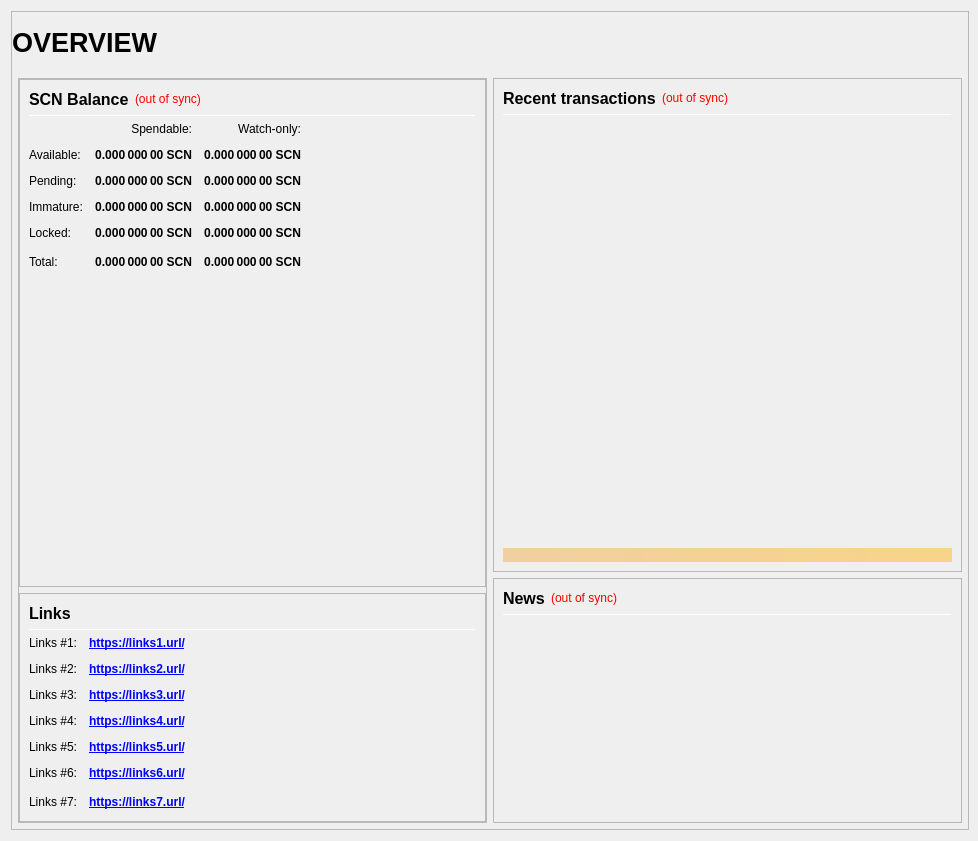
securecloudnet/SecureCloud, file src/qt/forms/overviewpage.ui: the form before one commit.
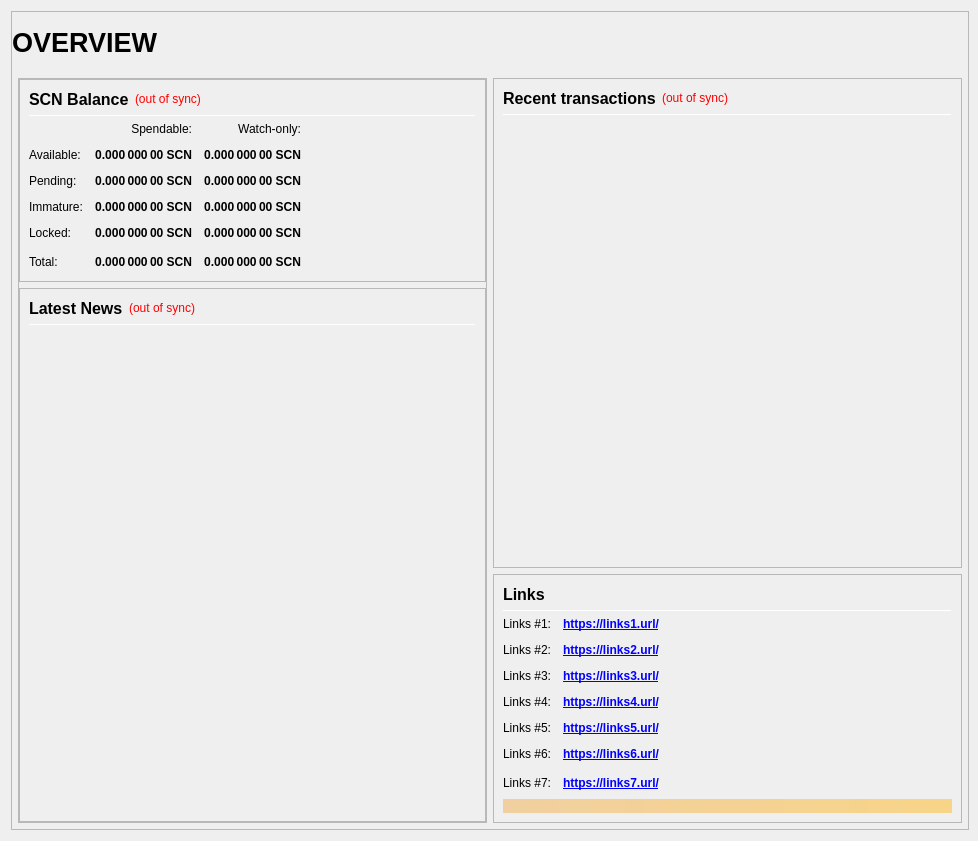
The form after the commit.

The edit to the form file:
```diff
--- a/src/qt/forms/overviewpage.ui
+++ b/src/qt/forms/overviewpage.ui
@@ -10,6 +10,12 @@
     <height>841</height>
    </rect>
   </property>
+  <property name="sizePolicy">
+   <sizepolicy hsizetype="Maximum" vsizetype="Maximum">
+    <horstretch>0</horstretch>
+    <verstretch>0</verstretch>
+   </sizepolicy>
+  </property>
   <property name="minimumSize">
    <size>
     <width>960</width>
@@ -43,7 +49,7 @@
      <property name="frameShadow">
       <enum>QFrame::Raised</enum>
      </property>
-     <layout class="QVBoxLayout" name="verticalLayout_3" stretch="1">
+     <layout class="QVBoxLayout" name="verticalLayout_1" stretch="1">
       <property name="leftMargin">
        <number>0</number>
       </property>
@@ -221,7 +227,7 @@
                     <property name="frameShadow">
                      <enum>QFrame::Raised</enum>
                     </property>
-                    <layout class="QVBoxLayout" name="verticalLayout_4">
+                    <layout class="QVBoxLayout" name="verticalLayout_2">
                      <item>
                       <layout class="QHBoxLayout" name="horizontalLayout_4">
                        <item>
@@ -264,7 +270,7 @@
                         </widget>
                        </item>
                        <item>
-                        <spacer name="horizontalSpacer_3">
+                        <spacer name="horizontalSpacer_Balance_1">
                          <property name="orientation">
                           <enum>Qt::Horizontal</enum>
                          </property>
@@ -614,7 +620,7 @@
                         </widget>
                        </item>
                        <item row="5" column="3">
-                        <spacer name="horizontalSpacer_9">
+                        <spacer name="horizontalSpacer_Balance_2">
                          <property name="orientation">
                           <enum>Qt::Horizontal</enum>
                          </property>
@@ -628,11 +634,275 @@
                        </item>
                       </layout>
                      </item>
+                    </layout>
+                   </widget>
+                  </item>
                      <item>
-                      <spacer name="verticalSpacer_1">
+                   <widget class="QFrame" name="frame_News">
+                    <property name="minimumSize">
+                     <size>
+                      <width>0</width>
+                      <height>0</height>
+                     </size>
+                    </property>
+                    <property name="frameShape">
+                     <enum>QFrame::StyledPanel</enum>
+                    </property>
+                    <property name="frameShadow">
+                     <enum>QFrame::Raised</enum>
+                    </property>
+                    <layout class="QVBoxLayout" name="verticalLayout_3" stretch="0,0,0">
+                     <item>
+                      <layout class="QHBoxLayout" name="horizontalLayout_News">
+                       <item>
+                        <widget class="QLabel" name="labelNews">
+                         <property name="minimumSize">
+                          <size>
+                           <width>0</width>
+                           <height>20</height>
+                          </size>
+                         </property>
+                         <property name="font">
+                          <font>
+                           <pointsize>12</pointsize>
+                           <weight>75</weight>
+                           <bold>true</bold>
+                          </font>
+                         </property>
+                         <property name="text">
+                          <string>Latest News</string>
+                         </property>
+                        </widget>
+                       </item>
+                       <item>
+                        <widget class="QLabel" name="labelNewsStatus">
+                         <property name="cursor">
+                          <cursorShape>WhatsThisCursor</cursorShape>
+                         </property>
+                         <property name="toolTip">
+                          <string>The displayed information may be out of date. Your wallet automatically synchronizes with the SCN network after a connection is established, but this process has not completed yet.</string>
+                         </property>
+                         <property name="styleSheet">
+                          <string notr="true">QLabel { color: red; }</string>
+                         </property>
+                         <property name="text">
+                          <string notr="true">(out of sync)</string>
+                         </property>
+                         <property name="alignment">
+                          <set>Qt::AlignRight|Qt::AlignTrailing|Qt::AlignVCenter</set>
+                         </property>
+                        </widget>
+                       </item>
+                       <item>
+                        <spacer name="horizontalSpacer_Balance_3">
+                         <property name="orientation">
+                          <enum>Qt::Horizontal</enum>
+                         </property>
+                         <property name="sizeHint" stdset="0">
+                          <size>
+                           <width>40</width>
+                           <height>20</height>
+                          </size>
+                         </property>
+                        </spacer>
+                       </item>
+                      </layout>
+                     </item>
+                     <item>
+                      <widget class="Line" name="line_News">
+                       <property name="minimumSize">
+                        <size>
+                         <width>0</width>
+                         <height>1</height>
+                        </size>
+                       </property>
+                       <property name="maximumSize">
+                        <size>
+                         <width>16777215</width>
+                         <height>1</height>
+                        </size>
+                       </property>
+                       <property name="orientation">
+                        <enum>Qt::Horizontal</enum>
+                       </property>
+                      </widget>
+                     </item>
+                     <item>
+                      <widget class="QListView" name="listNews">
+                       <property name="sizePolicy">
+                        <sizepolicy hsizetype="Expanding" vsizetype="Expanding">
+                         <horstretch>0</horstretch>
+                         <verstretch>0</verstretch>
+                        </sizepolicy>
+                       </property>
+                       <property name="minimumSize">
+                        <size>
+                         <width>0</width>
+                         <height>0</height>
+                        </size>
+                       </property>
+                       <property name="sizeIncrement">
+                        <size>
+                         <width>0</width>
+                         <height>0</height>
+                        </size>
+                       </property>
+                       <property name="styleSheet">
+                        <string notr="true">QListView { background: transparent; }</string>
+                       </property>
+                       <property name="frameShape">
+                        <enum>QFrame::NoFrame</enum>
+                       </property>
+                       <property name="verticalScrollBarPolicy">
+                        <enum>Qt::ScrollBarAsNeeded</enum>
+                       </property>
+                       <property name="horizontalScrollBarPolicy">
+                        <enum>Qt::ScrollBarAsNeeded</enum>
+                       </property>
+                       <property name="selectionMode">
+                        <enum>QAbstractItemView::SingleSelection</enum>
+                       </property>
+                       <property name="selectionBehavior">
+                        <enum>QAbstractItemView::SelectRows</enum>
+                       </property>
+                       <property name="verticalScrollMode">
+                        <enum>QAbstractItemView::ScrollPerItem</enum>
+                       </property>
+                      </widget>
+                     </item>
+                    </layout>
+                   </widget>
+                  </item>
+                 </layout>
+                </widget>
+               </item>
+              </layout>
+             </item>
+             <item>
+              <layout class="QVBoxLayout" name="verticalLayout_right" stretch="1,0">
+               <item>
+                <widget class="QFrame" name="frame_RecentTransactions">
+                 <property name="minimumSize">
+                  <size>
+                   <width>0</width>
+                   <height>0</height>
+                  </size>
+                 </property>
+                 <property name="frameShape">
+                  <enum>QFrame::StyledPanel</enum>
+                 </property>
+                 <property name="frameShadow">
+                  <enum>QFrame::Raised</enum>
+                 </property>
+                 <layout class="QVBoxLayout" name="verticalLayout_4" stretch="0,0,0,0">
+                  <item>
+                   <layout class="QHBoxLayout" name="horizontalLayout_2">
+                    <item>
+                     <widget class="QLabel" name="label_4">
+                      <property name="minimumSize">
+                       <size>
+                        <width>0</width>
+                        <height>20</height>
+                       </size>
+                      </property>
+                      <property name="font">
+                       <font>
+                        <pointsize>12</pointsize>
+                        <weight>75</weight>
+                        <bold>true</bold>
+                       </font>
+                      </property>
+                      <property name="text">
+                       <string>Recent transactions</string>
+                      </property>
+                     </widget>
+                    </item>
+                    <item>
+                     <widget class="QLabel" name="labelTransactionsStatus">
+                      <property name="cursor">
+                       <cursorShape>WhatsThisCursor</cursorShape>
+                      </property>
+                      <property name="toolTip">
+                       <string>The displayed information may be out of date. Your wallet automatically synchronizes with the SCN network after a connection is established, but this process has not completed yet.</string>
+                      </property>
+                      <property name="styleSheet">
+                       <string notr="true">QLabel { color: red; }</string>
+                      </property>
+                      <property name="text">
+                       <string notr="true">(out of sync)</string>
+                      </property>
+                      <property name="alignment">
+                       <set>Qt::AlignRight|Qt::AlignTrailing|Qt::AlignVCenter</set>
+                      </property>
+                     </widget>
+                    </item>
+                    <item>
+                     <spacer name="horizontalSpacer_Transaction">
+                      <property name="orientation">
+                       <enum>Qt::Horizontal</enum>
+                      </property>
+                      <property name="sizeHint" stdset="0">
+                       <size>
+                        <width>40</width>
+                        <height>20</height>
+                       </size>
+                      </property>
+                     </spacer>
+                    </item>
+                   </layout>
+                  </item>
+                  <item>
+                   <widget class="Line" name="line_Transactions">
+                    <property name="minimumSize">
+                     <size>
+                      <width>0</width>
+                      <height>1</height>
+                     </size>
+                    </property>
+                    <property name="maximumSize">
+                     <size>
+                      <width>16777215</width>
+                      <height>1</height>
+                     </size>
+                    </property>
+                    <property name="orientation">
+                     <enum>Qt::Horizontal</enum>
+                    </property>
+                   </widget>
+                  </item>
+                  <item>
+                   <widget class="QListView" name="listTransactions">
+                    <property name="minimumSize">
+                     <size>
+                      <width>0</width>
+                      <height>0</height>
+                     </size>
+                    </property>
+                    <property name="styleSheet">
+                     <string notr="true">QListView { background: transparent; }</string>
+                    </property>
+                    <property name="frameShape">
+                     <enum>QFrame::NoFrame</enum>
+                    </property>
+                    <property name="verticalScrollBarPolicy">
+                     <enum>Qt::ScrollBarAlwaysOff</enum>
+                    </property>
+                    <property name="horizontalScrollBarPolicy">
+                     <enum>Qt::ScrollBarAlwaysOff</enum>
+                    </property>
+                    <property name="selectionMode">
+                     <enum>QAbstractItemView::NoSelection</enum>
+                    </property>
+                   </widget>
+                  </item>
+                  <item>
+                   <spacer name="verticalSpacer_2">
                        <property name="orientation">
                         <enum>Qt::Vertical</enum>
                        </property>
+                    <property name="sizeType">
+                     <enum>QSizePolicy::Expanding</enum>
+                    </property>
                        <property name="sizeHint" stdset="0">
                         <size>
                          <width>20</width>
@@ -914,147 +1184,6 @@
                        </item>
                       </layout>
                      </item>
-                    </layout>
-                   </widget>
-                  </item>
-                 </layout>
-                </widget>
-               </item>
-              </layout>
-             </item>
-             <item>
-              <layout class="QVBoxLayout" name="verticalLayout_right" stretch="1">
-               <item>
-                <widget class="QFrame" name="frame_RecentTransactions">
-                 <property name="minimumSize">
-                  <size>
-                   <width>0</width>
-                   <height>0</height>
-                  </size>
-                 </property>
-                 <property name="frameShape">
-                  <enum>QFrame::StyledPanel</enum>
-                 </property>
-                 <property name="frameShadow">
-                  <enum>QFrame::Raised</enum>
-                 </property>
-                 <layout class="QVBoxLayout" name="verticalLayout_1" stretch="0,0,0,0,0,0,0">
-                  <item>
-                   <layout class="QHBoxLayout" name="horizontalLayout_2">
-                    <item>
-                     <widget class="QLabel" name="label_4">
-                      <property name="minimumSize">
-                       <size>
-                        <width>0</width>
-                        <height>20</height>
-                       </size>
-                      </property>
-                      <property name="font">
-                       <font>
-                        <pointsize>12</pointsize>
-                        <weight>75</weight>
-                        <bold>true</bold>
-                       </font>
-                      </property>
-                      <property name="text">
-                       <string>Recent transactions</string>
-                      </property>
-                     </widget>
-                    </item>
-                    <item>
-                     <widget class="QLabel" name="labelTransactionsStatus">
-                      <property name="cursor">
-                       <cursorShape>WhatsThisCursor</cursorShape>
-                      </property>
-                      <property name="toolTip">
-                       <string>The displayed information may be out of date. Your wallet automatically synchronizes with the SCN network after a connection is established, but this process has not completed yet.</string>
-                      </property>
-                      <property name="styleSheet">
-                       <string notr="true">QLabel { color: red; }</string>
-                      </property>
-                      <property name="text">
-                       <string notr="true">(out of sync)</string>
-                      </property>
-                      <property name="alignment">
-                       <set>Qt::AlignRight|Qt::AlignTrailing|Qt::AlignVCenter</set>
-                      </property>
-                     </widget>
-                    </item>
-                    <item>
-                     <spacer name="horizontalSpacer">
-                      <property name="orientation">
-                       <enum>Qt::Horizontal</enum>
-                      </property>
-                      <property name="sizeHint" stdset="0">
-                       <size>
-                        <width>40</width>
-                        <height>20</height>
-                       </size>
-                      </property>
-                     </spacer>
-                    </item>
-                   </layout>
-                  </item>
-                  <item>
-                   <widget class="Line" name="line_Transactions">
-                    <property name="minimumSize">
-                     <size>
-                      <width>0</width>
-                      <height>1</height>
-                     </size>
-                    </property>
-                    <property name="maximumSize">
-                     <size>
-                      <width>16777215</width>
-                      <height>1</height>
-                     </size>
-                    </property>
-                    <property name="orientation">
-                     <enum>Qt::Horizontal</enum>
-                    </property>
-                   </widget>
-                  </item>
-                  <item>
-                   <widget class="QListView" name="listTransactions">
-                    <property name="minimumSize">
-                     <size>
-                      <width>0</width>
-                      <height>0</height>
-                     </size>
-                    </property>
-                    <property name="styleSheet">
-                     <string notr="true">QListView { background: transparent; }</string>
-                    </property>
-                    <property name="frameShape">
-                     <enum>QFrame::NoFrame</enum>
-                    </property>
-                    <property name="verticalScrollBarPolicy">
-                     <enum>Qt::ScrollBarAlwaysOff</enum>
-                    </property>
-                    <property name="horizontalScrollBarPolicy">
-                     <enum>Qt::ScrollBarAlwaysOff</enum>
-                    </property>
-                    <property name="selectionMode">
-                     <enum>QAbstractItemView::NoSelection</enum>
-                    </property>
-                   </widget>
-                  </item>
-                  <item>
-                   <spacer name="verticalSpacer_2">
-                    <property name="orientation">
-                     <enum>Qt::Vertical</enum>
-                    </property>
-                    <property name="sizeType">
-                     <enum>QSizePolicy::Expanding</enum>
-                    </property>
-                    <property name="sizeHint" stdset="0">
-                     <size>
-                      <width>20</width>
-                      <height>40</height>
-                     </size>
-                    </property>
-                   </spacer>
-                  </item>
                   <item>
                    <widget class="QLabel" name="labelAlerts">
                     <property name="maximumSize">
@@ -1080,130 +1209,6 @@
                  </layout>
                 </widget>
                </item>
-               <item>
-                <widget class="QFrame" name="frame_News">
-                 <property name="minimumSize">
-                  <size>
-                   <width>0</width>
-                   <height>0</height>
-                  </size>
-                 </property>
-                 <property name="frameShape">
-                  <enum>QFrame::StyledPanel</enum>
-                 </property>
-                 <property name="frameShadow">
-                  <enum>QFrame::Raised</enum>
-                 </property>
-                 <layout class="QVBoxLayout" name="verticalLayout_1" stretch="0,0,0,0,0,0,0">
-                  <item>
-                   <layout class="QHBoxLayout" name="horizontalLayout_News">
-                    <item>
-                     <widget class="QLabel" name="labelNews">
-                      <property name="minimumSize">
-                       <size>
-                        <width>0</width>
-                        <height>20</height>
-                       </size>
-                      </property>
-                      <property name="font">
-                       <font>
-                        <pointsize>12</pointsize>
-                        <weight>75</weight>
-                        <bold>true</bold>
-                       </font>
-                      </property>
-                      <property name="text">
-                       <string>News</string>
-                      </property>
-                     </widget>
-                    </item>
-                    <item>
-                     <widget class="QLabel" name="labelNewsStatus">
-                      <property name="cursor">
-                       <cursorShape>WhatsThisCursor</cursorShape>
-                      </property>
-                      <property name="toolTip">
-                       <string>The displayed information may be out of date. Your wallet automatically synchronizes with the SCN network after a connection is established, but this process has not completed yet.</string>
-                      </property>
-                      <property name="styleSheet">
-                       <string notr="true">QLabel { color: red; }</string>
-                      </property>
-                      <property name="text">
-                       <string notr="true">(out of sync)</string>
-                      </property>
-                      <property name="alignment">
-                       <set>Qt::AlignRight|Qt::AlignTrailing|Qt::AlignVCenter</set>
-                      </property>
-                     </widget>
-                    </item>
-                    <item>
-                     <spacer name="horizontalSpacer">
-                      <property name="orientation">
-                       <enum>Qt::Horizontal</enum>
-                      </property>
-                      <property name="sizeHint" stdset="0">
-                       <size>
-                        <width>40</width>
-                        <height>20</height>
-                       </size>
-                      </property>
-                     </spacer>
-                    </item>
-                   </layout>
-                  </item>
-                  <item>
-                   <widget class="Line" name="line_News">
-                    <property name="minimumSize">
-                     <size>
-                      <width>0</width>
-                      <height>1</height>
-                     </size>
-                    </property>
-                    <property name="maximumSize">
-                     <size>
-                      <width>16777215</width>
-                      <height>1</height>
-                     </size>
-                    </property>
-                    <property name="orientation">
-                     <enum>Qt::Horizontal</enum>
-                    </property>
-                   </widget>
-                  </item>
-                  <item>
-                   <widget class="QListView" name="listNews">
-                    <property name="minimumSize">
-                     <size>
-                      <width>0</width>
-                      <height>0</height>
-                     </size>
-                    </property>
-                    <property name="styleSheet">
-                     <string notr="true">QListView { background: transparent; }</string>
-                    </property>
-                    <property name="frameShape">
-                     <enum>QFrame::NoFrame</enum>
-                    </property>
-                    <property name="verticalScrollBarPolicy">
-                     <enum>Qt::ScrollBarAsNeeded</enum>
-                    </property>
-                    <property name="horizontalScrollBarPolicy">
-                     <enum>Qt::ScrollBarAsNeeded</enum>
-                    </property>
-                    <property name="selectionMode">
-                     <enum>QAbstractItemView::SingleSelection</enum>
-                    </property>
-                    <property name="selectionBehavior">
-                     <enum>QAbstractItemView::SelectRows</enum>
-                    </property>
-                    <property name="verticalScrollMode">
-                     <enum>QAbstractItemView::ScrollPerItem</enum>
-                    </property>
-                   </widget>
-                  </item>
-                 </layout>
-                </widget>
-               </item>
               </layout>
              </item>
             </layout>
```
Lines whose indentation alone changed are shown as unchanged.
